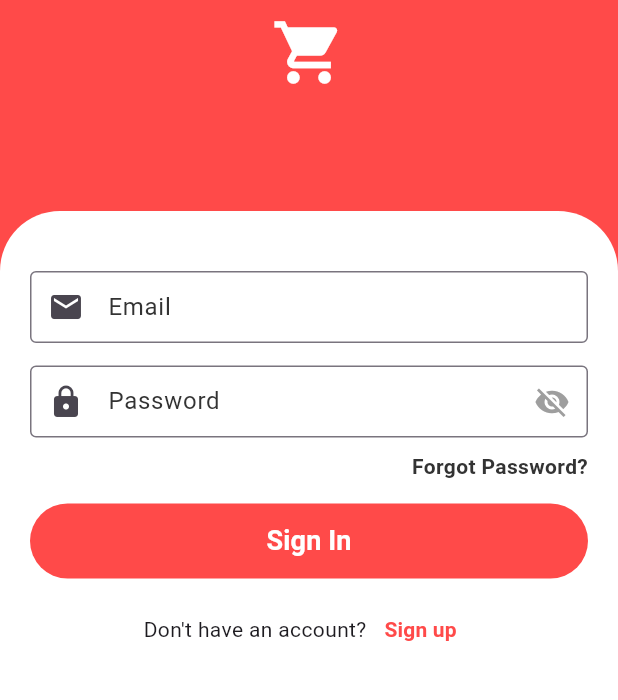
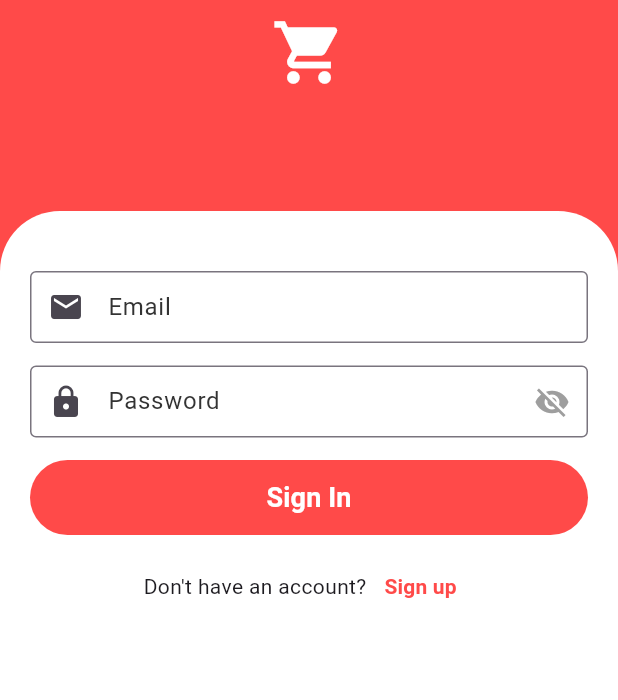
Before and after one commit to Sobia-Qaiser/Nova-Mart, a Flutter app: the screen it shows after launch, after a tap on "Sign In", on a phone screen of 412 x 824 dp, the part 251-951 px from its top. Run offline on Flutter 3.47's test engine with Material 3 defaults, Android fonts, the phone set to English and light mode, and no system bars; our stand-ins replace carousel_slider, file_picker, firebase_auth, firebase_core, firebase_database, firebase_storage and 9 more; missing offline and left inert: flutter_stripe; accounts and stored records are empty; Roboto replaces fonts that are missing (Poppins).

Commit message:
all done 123

```diff
--- a/lib/views/screens/Customer/login_screen.dart
+++ b/lib/views/screens/Customer/login_screen.dart
@@ -715,7 +715,7 @@ class _LoginScreenState extends State<LoginScreen> {
     }
   }
 
- /* void _showEmailNotVerifiedDialog() {
+ /*void _showEmailNotVerifiedDialog() {
     showDialog(
       context: context,
       builder: (_) => AlertDialog(
@@ -773,6 +773,7 @@ class _LoginScreenState extends State<LoginScreen> {
     );
   }*/// resend email code
 
+
   void _showEmailNotVerifiedDialog() {
     Get.snackbar(
       "Email Not Verified",
@@ -787,8 +788,6 @@ class _LoginScreenState extends State<LoginScreen> {
       margin: const EdgeInsets.all(10),
     );
   }
-
-
 
 
   void _handleSuccessfulLogin(String role) async {
@@ -978,37 +977,7 @@ class _LoginScreenState extends State<LoginScreen> {
                           },
                         ),
 
-                        Padding(
-                          padding: const EdgeInsets.only(top: 9.0, bottom: 10.0), // Different padding for top and bottom
-                          child: Align(
-                            alignment: Alignment.centerRight,
-                            child: GestureDetector(
-                              onTap: () {
-                                Navigator.push(
-                                    context,
-                                    PageRouteBuilder(
-                                    pageBuilder: (context, animation, secondaryAnimation) =>  ForgotPasswordScreen(),
-                                transitionsBuilder: (context, animation, secondaryAnimation, child) {
-                                return FadeTransition(opacity: animation, child: child);
-                                },
-                                ),
-                                );
-                              },
-                              child: const Text(
-                                'Forgot Password?',
-                                style: TextStyle(
-                                  color: Color(0xFF333333),
-                                  fontWeight: FontWeight.bold,
-                                  fontFamily: 'Poppins',
-                                ),
-                              ),
-                            ),
-                          ),
-                        ),
-
-
-
-                        const SizedBox(height: 5),
+                        const SizedBox(height: 15),
                         Container(
                           width: double.infinity,
                           height: 50,
```
Also changed, not shown: lib/views/screens/Seller/Upload_Screen.dart (+13 -6 lines), lib/views/screens/innerscreens/Vendorproductedit.dart (+15 -6 lines).
